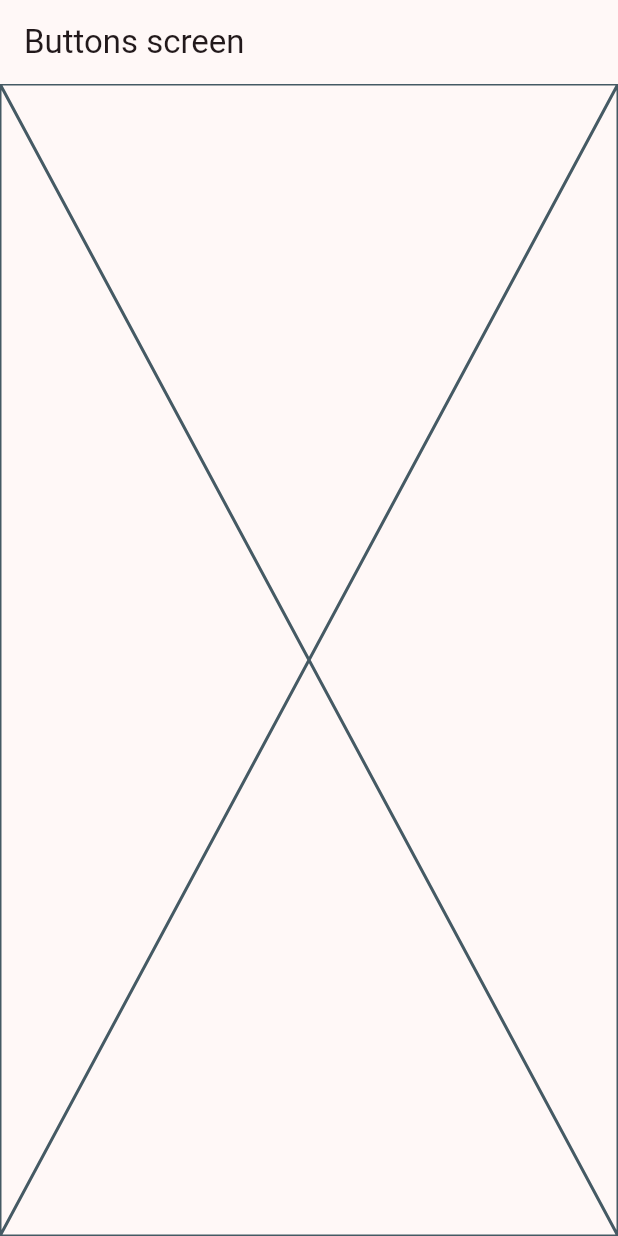
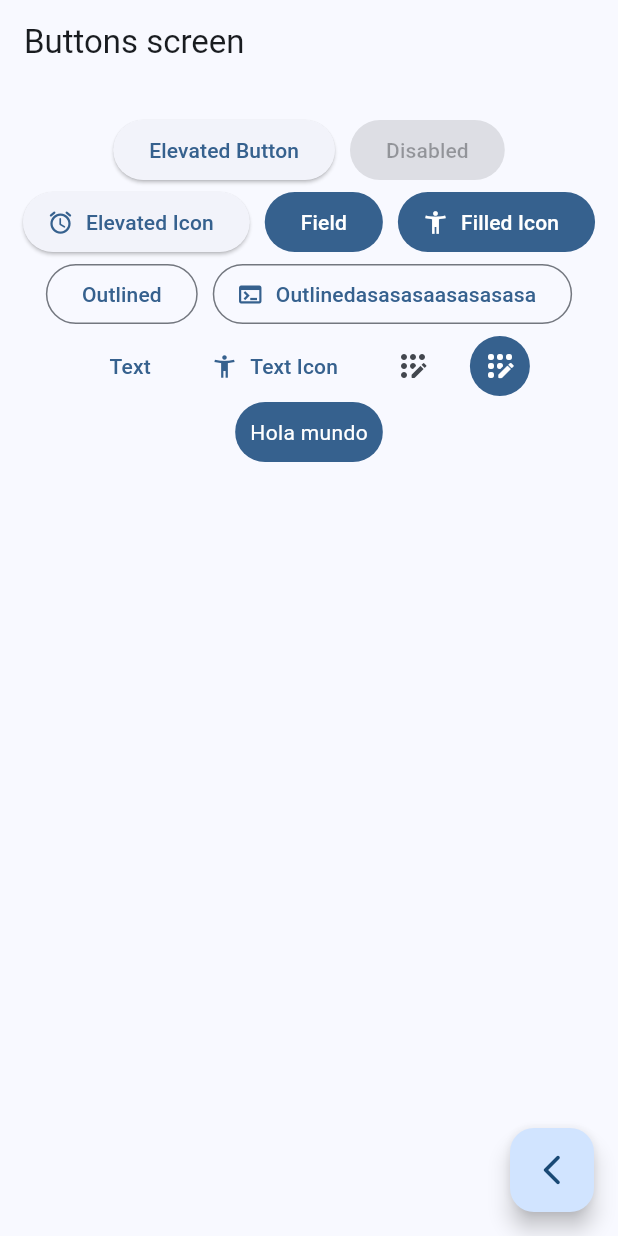
Before and after one commit to luiseduardovb/widgets_app, a Flutter app: the ButtonsScreen screen opened by its route, on a phone screen of 412 x 824 dp. Run offline on Flutter 3.47's test engine with Material 2 defaults, Android fonts, the phone set to English and light mode, and no system bars; our stand-ins replace go_router.

Commit message:
Add buttons

```diff
--- a/lib/main.dart
+++ b/lib/main.dart
@@ -14,7 +14,7 @@ class MainApp extends StatelessWidget {
     return MaterialApp.router(
       routerConfig: appRouter,
       debugShowCheckedModeBanner: false,
-      theme: AppTheme(selectedColor: 6).getTheme(),
+      theme: AppTheme(selectedColor: 0).getTheme(),
     );
   }
 }
--- a/lib/presentation/screens/buttons/buttons_screen.dart
+++ b/lib/presentation/screens/buttons/buttons_screen.dart
@@ -1,4 +1,5 @@
 import 'package:flutter/material.dart';
+import 'package:go_router/go_router.dart';
 
 class ButtonsScreen extends StatelessWidget {
   static const String name = 'buttons_screen';
@@ -7,9 +8,97 @@ class ButtonsScreen extends StatelessWidget {
   @override
   Widget build(BuildContext context) {
     return Scaffold(
-        appBar: AppBar(
-          title: const Text('Buttons screen'),
-        ),
-        body: const Placeholder());
+      appBar: AppBar(
+        title: const Text('Buttons screen'),
+      ),
+      body: const _ButtonsView(),
+      floatingActionButton: FloatingActionButton(
+        child: const Icon(Icons.arrow_back_ios_new_rounded),
+        onPressed: () {
+          context.pop();
+        },
+      ),
+    );
   }
 }
+
+class _ButtonsView extends StatelessWidget {
+  const _ButtonsView();
+
+  @override
+  Widget build(BuildContext context) {
+    final colors = Theme.of(context).colorScheme;
+
+    return SizedBox(
+      width: double.infinity,
+      child: Padding(
+        padding: const EdgeInsets.symmetric(horizontal: 10, vertical: 20),
+        child: Wrap(
+          spacing: 10,
+          alignment: WrapAlignment.center,
+          children: [
+            ElevatedButton(
+                onPressed: () {}, child: const Text('Elevated Button')),
+            const ElevatedButton(onPressed: null, child: Text('Disabled')),
+            ElevatedButton.icon(
+                onPressed: () {},
+                icon: const Icon(Icons.access_alarm_rounded),
+                label: const Text('Elevated Icon')),
+            FilledButton(onPressed: () {}, child: const Text('Field')),
+            FilledButton.icon(
+                onPressed: () {},
+                icon: const Icon(Icons.accessibility_new),
+                label: const Text('Filled Icon')),
+            OutlinedButton(onPressed: () {}, child: const Text('Outlined')),
+            OutlinedButton.icon(
+                onPressed: () {},
+                icon: const Icon(Icons.terminal),
+                label: const Text('Outlinedasasasaasasasasa')),
+            TextButton(onPressed: () {}, child: const Text('Text')),
+            TextButton.icon(
+                onPressed: () {},
+                icon: const Icon(Icons.accessibility_new),
+                label: const Text('Text Icon')),
+            IconButton(
+              onPressed: () {},
+              icon: const Icon(Icons.app_registration_rounded),
+            ),
+            IconButton(
+              onPressed: () {},
+              icon: const Icon(Icons.app_registration_rounded),
+              style: ButtonStyle(
+                  iconColor: const MaterialStatePropertyAll(Colors.white),
+                  backgroundColor: MaterialStatePropertyAll(colors.primary)),
+            ),
+            const CustomButton(),
+          ],
+        ),
+      ),
+    );
+  }
+}
+
+class CustomButton extends StatelessWidget {
+  const CustomButton({super.key});
+
+  @override
+  Widget build(BuildContext context) {
+    final colors = Theme.of(context).colorScheme;
+
+    return ClipRRect(
+      borderRadius: BorderRadius.circular(20),
+      child: Material(
+        color: colors.primary,
+        child: InkWell(
+          onTap: () {},
+          child: const Padding(
+              padding: EdgeInsets.symmetric(horizontal: 10, vertical: 10),
+              child: Text(
+                'Hola mundo',
+                style: TextStyle(color: Colors.white),
+              )),
+        ),
+      ),
+    );
+  }
+}
```
